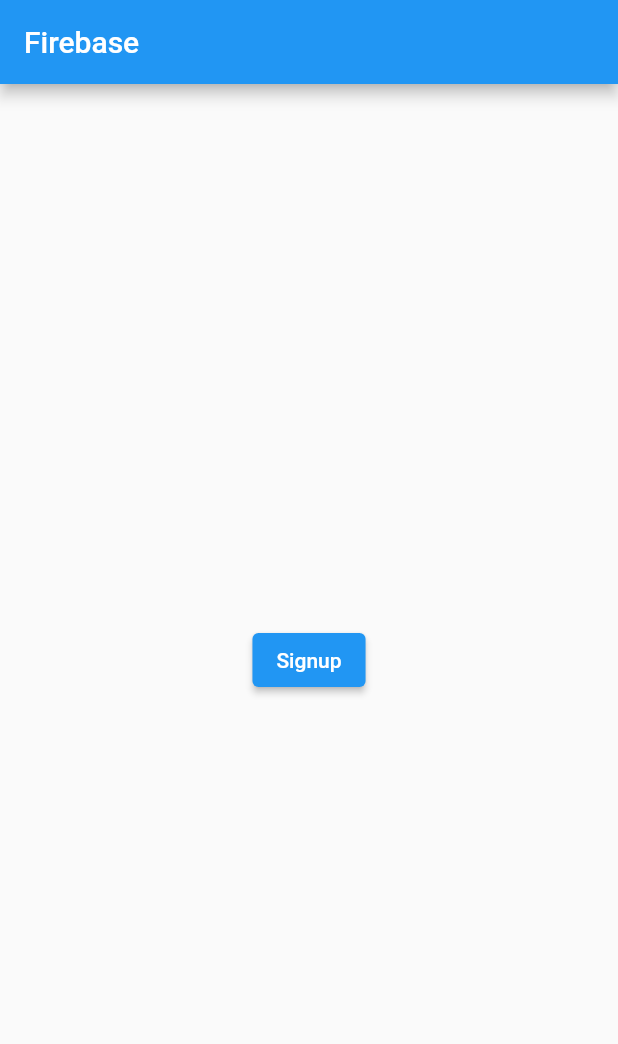
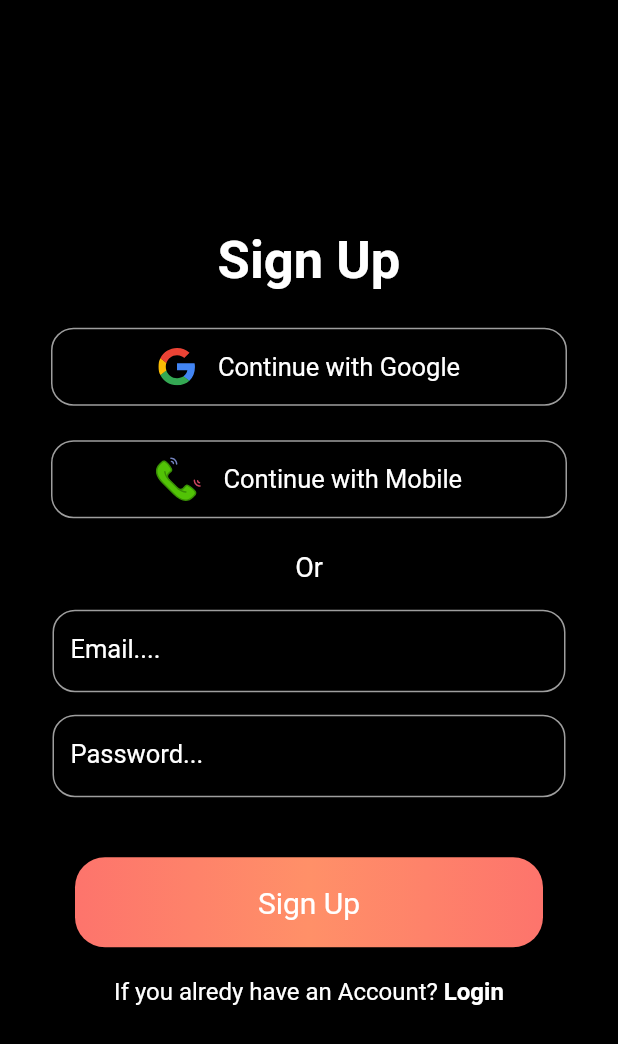
Before and after one commit to DevStack06/Flutter-Firebase-TodoApp, a Flutter app: the screen it shows after launch, on a phone screen of 412 x 824 dp. Shown: the top 1044 px of the screen. Run offline on Flutter 3.47's test engine with Material 2 defaults, Android fonts, the phone set to English and light mode, and no system bars; our stand-ins replace firebase_auth, firebase_core, flutter_svg; accounts and stored records are empty.

Commit message:
firebase part 02

```diff
--- a/lib/main.dart
+++ b/lib/main.dart
@@ -1,3 +1,5 @@
+import 'package:firebase_app_web/pages/SignInPage.dart';
+import 'package:firebase_app_web/pages/SignUpPage.dart';
 import 'package:firebase_core/firebase_core.dart';
 import 'package:flutter/material.dart';
 import 'package:firebase_auth/firebase_auth.dart' as firebase_auth;
@@ -30,19 +32,7 @@ class _MyAppState extends State<MyApp> {
   @override
   Widget build(BuildContext context) {
     return MaterialApp(
-      home: Scaffold(
-        appBar: AppBar(
-          title: Text("Firebase"),
-        ),
-        body: Center(
-          child: ElevatedButton(
-            onPressed: () {
-              signup();
-            },
-            child: Text("Signup"),
-          ),
-        ),
-      ),
+      home: SignUpPage(),
     );
   }
 }
--- /dev/null
+++ b/lib/pages/SignUpPage.dart
@@ -0,0 +1,169 @@
+import 'package:flutter/material.dart';
+import 'package:flutter_svg/flutter_svg.dart';
+
+class SignUpPage extends StatefulWidget {
+  SignUpPage({Key key}) : super(key: key);
+
+  @override
+  _SignUpPageState createState() => _SignUpPageState();
+}
+
+class _SignUpPageState extends State<SignUpPage> {
+  @override
+  Widget build(BuildContext context) {
+    return Scaffold(
+      body: SingleChildScrollView(
+        child: Container(
+          height: MediaQuery.of(context).size.height,
+          width: MediaQuery.of(context).size.width,
+          color: Colors.black,
+          child: Column(
+            mainAxisAlignment: MainAxisAlignment.center,
+            children: [
+              Text(
+                "Sign Up",
+                style: TextStyle(
+                  fontSize: 35,
+                  color: Colors.white,
+                  fontWeight: FontWeight.bold,
+                ),
+              ),
+              SizedBox(
+                height: 20,
+              ),
+              buttonItem("assets/google.svg", "Continue with Google", 25),
+              SizedBox(
+                height: 15,
+              ),
+              buttonItem("assets/phone.svg", "Continue with Mobile", 30),
+              SizedBox(
+                height: 18,
+              ),
+              Text(
+                "Or",
+                style: TextStyle(color: Colors.white, fontSize: 18),
+              ),
+              SizedBox(
+                height: 18,
+              ),
+              textItem("Email...."),
+              SizedBox(
+                height: 15,
+              ),
+              textItem("Password..."),
+              SizedBox(
+                height: 40,
+              ),
+              colorButton(),
+              SizedBox(
+                height: 20,
+              ),
+              Row(
+                mainAxisAlignment: MainAxisAlignment.center,
+                children: [
+                  Text(
+                    "If you alredy have an Account? ",
+                    style: TextStyle(
+                      color: Colors.white,
+                      fontSize: 16,
+                    ),
+                  ),
+                  Text(
+                    "Login",
+                    style: TextStyle(
+                      color: Colors.white,
+                      fontSize: 16,
+                      fontWeight: FontWeight.w600,
+                    ),
+                  ),
+                ],
+              ),
+            ],
+          ),
+        ),
+      ),
+    );
+  }
+
+  Widget colorButton() {
+    return Container(
+      width: MediaQuery.of(context).size.width - 100,
+      height: 60,
+      decoration: BoxDecoration(
+        borderRadius: BorderRadius.circular(20),
+        gradient: LinearGradient(
+            colors: [Color(0xfffd746c), Color(0xffff9068), Color(0xfffd746c)]),
+      ),
+      child: Center(
+        child: Text(
+          "Sign Up",
+          style: TextStyle(
+            color: Colors.white,
+            fontSize: 20,
+          ),
+        ),
+      ),
+    );
+  }
+
+  Widget buttonItem(String imagepath, String buttonName, double size) {
+    return Container(
+      width: MediaQuery.of(context).size.width - 60,
+      height: 60,
+      child: Card(
+        color: Colors.black,
+        elevation: 8,
+        shape: RoundedRectangleBorder(
+          borderRadius: BorderRadius.circular(15),
+          side: BorderSide(
+            width: 1,
+            color: Colors.grey,
+          ),
+        ),
+        child: Row(
+          mainAxisAlignment: MainAxisAlignment.center,
+          children: [
+            SvgPicture.asset(
+              imagepath,
+              height: size,
+              width: size,
+            ),
+            SizedBox(
+              width: 15,
+            ),
+            Text(
+              buttonName,
+              style: TextStyle(
+                color: Colors.white,
+                fontSize: 17,
+              ),
+            ),
+          ],
+        ),
+      ),
+    );
+  }
+
+  Widget textItem(String labeltext) {
+    return Container(
+      width: MediaQuery.of(context).size.width - 70,
+      height: 55,
+      child: TextFormField(
+        decoration: InputDecoration(
+          labelText: labeltext,
+          labelStyle: TextStyle(
+            fontSize: 17,
+            color: Colors.white,
+          ),
+          enabledBorder: OutlineInputBorder(
+            borderRadius: BorderRadius.circular(15),
+            borderSide: BorderSide(
+              width: 1,
+              color: Colors.grey,
+            ),
+          ),
+        ),
+      ),
+    );
+  }
+}
--- a/pubspec.yaml
+++ b/pubspec.yaml
@@ -30,6 +30,7 @@ dependencies:
   cupertino_icons: ^1.0.2
   firebase_core: ^1.0.3
   firebase_auth: ^1.0.2
+  flutter_svg: ^0.22.0
 
 dev_dependencies:
   flutter_test:
@@ -47,7 +48,8 @@ flutter:
   uses-material-design: true
 
   # To add assets to your application, add an assets section, like this:
-  # assets:
+  assets:
+    - assets/
   #   - images/a_dot_burr.jpeg
   #   - images/a_dot_ham.jpeg
 
```
Also changed, not shown: lib/pages/SignInPage.dart (added, +180 -0 lines), pubspec.lock.
